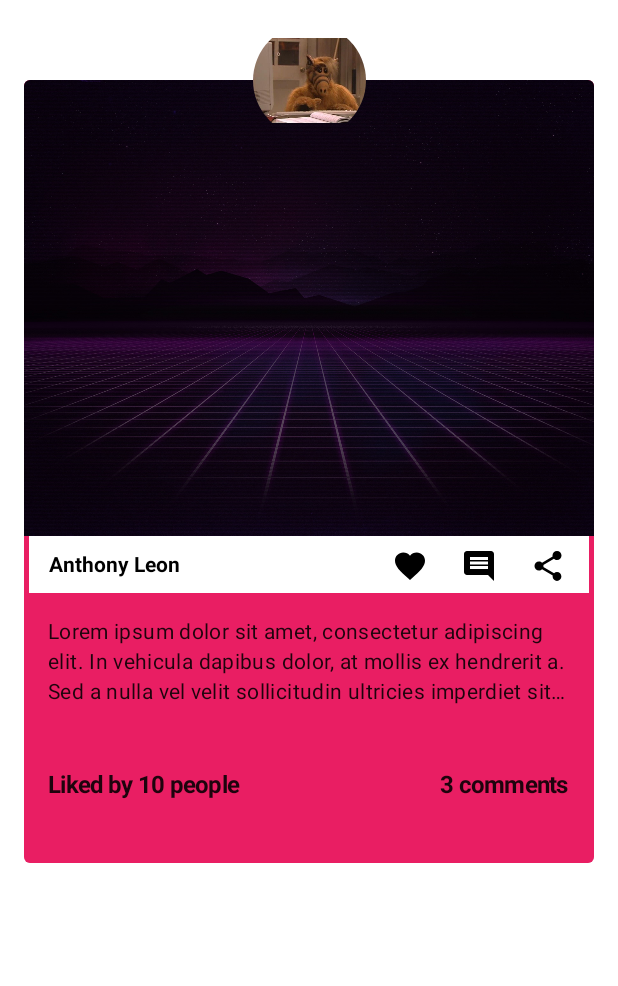
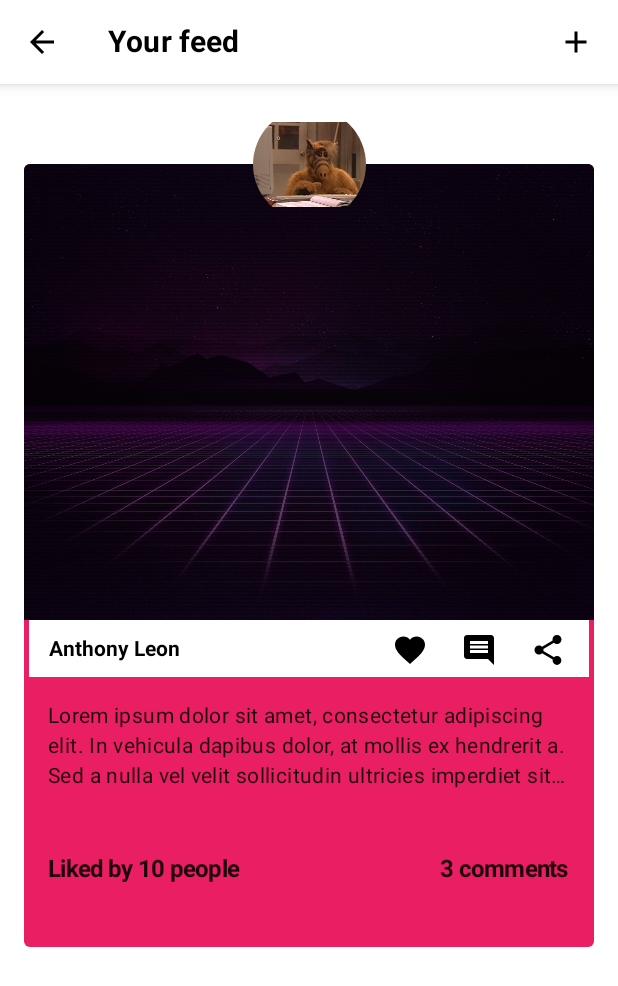
Before and after one commit to anthonylldev/Linkimbo-Proyecto, an Android app built with Jetpack Compose: the MainFeedScreen screen opened through its navigation route, on a phone screen of 412 x 824 dp. Shown: the top 986 px of the screen. Run offline under Robolectric (Android 15) with nearby library versions, the phone set to English and light mode, and no system bars; our stand-ins replace Dagger/Hilt's generated code, accompanist; 1 statement that could not run was skipped.

Commit message:
Implement StandarToolBar

```diff
--- a/app/src/main/java/com/anthonylldev/linkimbo/presentation/MainActivity.kt
+++ b/app/src/main/java/com/anthonylldev/linkimbo/presentation/MainActivity.kt
@@ -21,7 +21,9 @@ class MainActivity : ComponentActivity() {
     override fun onCreate(savedInstanceState: Bundle?) {
         super.onCreate(savedInstanceState)
         setContent {
-            LinkimboTheme {
+            LinkimboTheme(
+                darkTheme = false
+            ) {
                 // A surface container using the 'background' color from the theme
                 Surface(
                     modifier = Modifier.fillMaxSize(),
--- /dev/null
+++ b/app/src/main/java/com/anthonylldev/linkimbo/presentation/components/StandarToolbar.kt
@@ -0,0 +1,46 @@
+package com.anthonylldev.linkimbo.presentation.components
+
+import androidx.compose.foundation.layout.RowScope
+import androidx.compose.material.Icon
+import androidx.compose.material.IconButton
+import androidx.compose.material.MaterialTheme
+import androidx.compose.material.TopAppBar
+import androidx.compose.material.icons.Icons
+import androidx.compose.material.icons.filled.ArrowBack
+import androidx.compose.runtime.Composable
+import androidx.compose.ui.Modifier
+import androidx.compose.ui.res.stringResource
+import androidx.compose.ui.unit.dp
+import androidx.navigation.NavController
+import com.anthonylldev.linkimbo.R
+import com.anthonylldev.linkimbo.presentation.ui.theme.TopAppBarColor
+
+@Composable
+fun StandarToolbar(
+    navController: NavController,
+    modifier: Modifier = Modifier,
+    showBackArrow: Boolean = false,
+    navActions: @Composable RowScope.() -> Unit = {},
+    title: @Composable () -> Unit,
+) {
+    TopAppBar(
+        title = title,
+        modifier = modifier,
+        navigationIcon = if (showBackArrow) {
+            {
+                IconButton(onClick = {
+                    navController.popBackStack()
+                }) {
+                    Icon(
+                        imageVector = Icons.Default.ArrowBack,
+                        contentDescription = stringResource(id = R.string.back),
+                        tint = MaterialTheme.colors.onBackground
+                    )
+                }
+            }
+        } else null,
+        actions = navActions,
+        backgroundColor = MaterialTheme.colors.surface,
+        elevation = 5.dp
+    )
+}
--- a/app/src/main/java/com/anthonylldev/linkimbo/presentation/components/StandardScaffold.kt
+++ b/app/src/main/java/com/anthonylldev/linkimbo/presentation/components/StandardScaffold.kt
@@ -50,12 +50,12 @@ fun StandardScaffold(
             if (showBottomBar) {
                 BottomAppBar(
                     modifier = Modifier,
-                    backgroundColor = BottomAppBarColor,
+                    backgroundColor = MaterialTheme.colors.surface,
                     cutoutShape = CircleShape,
                     elevation = 5.dp
                 ) {
                     BottomNavigation(
-                        backgroundColor = BottomAppBarColor
+                        backgroundColor = MaterialTheme.colors.surface
                     ) {
                         bottomNavItems.forEachIndexed { i, bottomNavItem ->
                             StandardBottomNavItem(
--- a/app/src/main/java/com/anthonylldev/linkimbo/presentation/main_feed/MainFeedScreen.kt
+++ b/app/src/main/java/com/anthonylldev/linkimbo/presentation/main_feed/MainFeedScreen.kt
@@ -1,13 +1,49 @@
 package com.anthonylldev.linkimbo.presentation.main_feed
 
+import androidx.compose.foundation.layout.Column
+import androidx.compose.foundation.layout.fillMaxWidth
+import androidx.compose.material.Icon
+import androidx.compose.material.IconButton
+import androidx.compose.material.MaterialTheme
+import androidx.compose.material.Text
+import androidx.compose.material.icons.Icons
+import androidx.compose.material.icons.filled.Add
 import androidx.compose.runtime.Composable
+import androidx.compose.ui.Modifier
+import androidx.compose.ui.res.stringResource
+import androidx.compose.ui.text.font.FontWeight
 import androidx.navigation.NavController
+import com.anthonylldev.linkimbo.R
 import com.anthonylldev.linkimbo.presentation.components.Post
+import com.anthonylldev.linkimbo.presentation.components.StandarToolbar
 
 @Composable
 fun MainFeedScreen(
     navController: NavController
 ) {
+
+    Column(
+        modifier = Modifier
+            .fillMaxWidth()
+    ) {
+        StandarToolbar(
+            navController = navController,
+            modifier = Modifier.fillMaxWidth(),
+            title = {
+                Text(
+                    text = stringResource(id = R.string.your_feed),
+                    fontWeight = FontWeight.Bold,
+                    color = MaterialTheme.colors.onBackground
+                )
+            },
+            showBackArrow = true,
+            navActions = {
+                IconButton(onClick = { TODO() }) {
+                    Icon(imageVector = Icons.Default.Add, contentDescription = "", tint = MaterialTheme.colors.onBackground)
+                }
+            }
+        )
+
         Post(
             post = com.anthonylldev.linkimbo.domain.models.Post(
                 username = "Anthony Leon",
@@ -19,3 +55,4 @@ fun MainFeedScreen(
             )
         )
     }
+}
--- a/app/src/main/java/com/anthonylldev/linkimbo/presentation/ui/theme/Color.kt
+++ b/app/src/main/java/com/anthonylldev/linkimbo/presentation/ui/theme/Color.kt
@@ -6,7 +6,7 @@ val PrimaryLight = Color(0xFFE91E63)
 val PrimaryLightVariant = Color(0x80E91E63)
 val SecondaryLight = Color(0xFFFF6047)
 val BackgroundLight = Color(0xFFFFFFFF)
-val SurfaceLight = Color(0xFFFF9374)
+val SurfaceLight = Color(0xFFFFFFFF)
 val OnPrimaryLight = Color(0xFFFFFFFF)
 val OnBackgroundLight = Color(0xFF000000)
 val OnSurfaceLight = Color(0xFF000000)
@@ -15,10 +15,11 @@ val PrimaryDark = Color(0xFFE91E63)
 val PrimaryDarkVariant = Color(0x80E91E63)
 val SecondaryDark = Color(0xFFFF6047)
 val BackgroundDark = Color(0xFF1D1D1D)
-val SurfaceDark = Color(0xFFFF9374)
+val SurfaceDark = Color(0xFF000000)
 val OnPrimaryDark = Color(0xFFFFFFFF)
 val OnBackgroundDark = Color(0xFFFFFFFF)
 val OnSurfaceDark = Color(0xFF000000)
 
 val HintGray = Color(0xFF6D6D6D)
 val BottomAppBarColor = Color(0xFFFFFFFF)
+val TopAppBarColor = Color(0xFFFFFFFF)
--- a/app/src/main/res/values/strings.xml
+++ b/app/src/main/res/values/strings.xml
@@ -31,4 +31,6 @@
     <string name="home">Home</string>
     <string name="chat">Chat</string>
     <string name="link_fab">Link fab</string>
+    <string name="back">Navigate back</string>
+    <string name="your_feed">Your feed</string>
 </resources>
```
Lines whose indentation alone changed are shown as unchanged.
